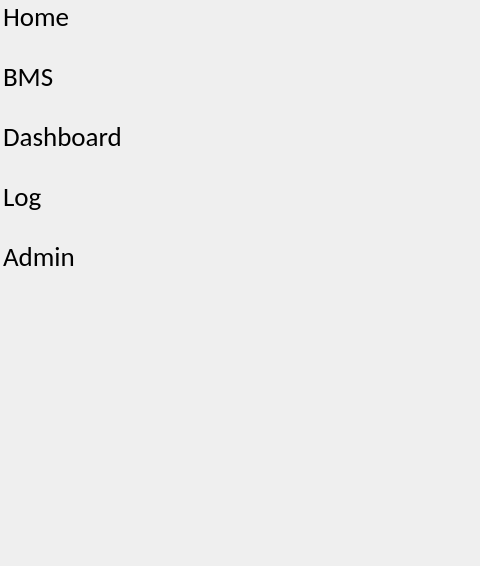
Above: static/MainWindow.ui from kuronaru/BuildingEnergyAnalyticsPlatform before the change; both pictures show x 0 to 480 and y 0 to 566 of the 1280 by 720 pixel window. Below: the same form after it.
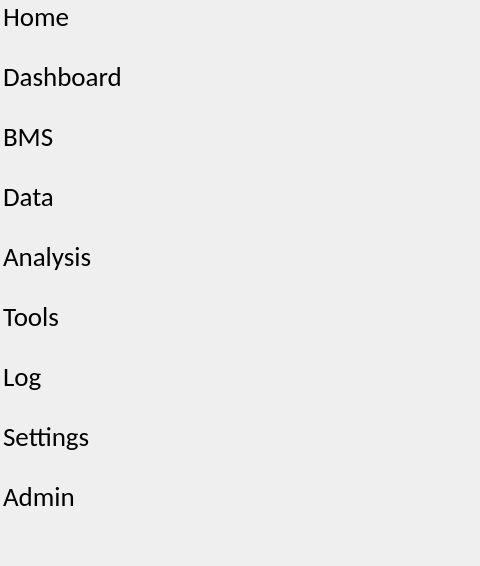
That is the form after the change. The open tabs and pages were chosen to show the change. Icons and pictures are not drawn.

What changed in the file:
```diff
--- a/static/MainWindow.ui
+++ b/static/MainWindow.ui
@@ -237,29 +237,7 @@
               <selectedon>:/icon/home_regular.png</selectedon>:/icon/home_regular.png</iconset>
             </property>
             <property name="flags">
-             <set>ItemIsSelectable|ItemIsDragEnabled|ItemIsEnabled</set>
-            </property>
-           </item>
-           <item>
-            <property name="text">
-             <string>BMS</string>
-            </property>
-            <property name="font">
-             <font>
-              <family>Calibri</family>
-              <pointsize>20</pointsize>
-              <weight>50</weight>
-              <bold>false</bold>
-             </font>
-            </property>
-            <property name="icon">
-             <iconset resource="icon.qrc">
-              <normaloff>:/icon/server_regular.png</normaloff>
-              <selectedoff>:/icon/server_solid.png</selectedoff>
-              <selectedon>:/icon/server_regular.png</selectedon>:/icon/server_regular.png</iconset>
-            </property>
-            <property name="flags">
-             <set>ItemIsSelectable|ItemIsDragEnabled|ItemIsEnabled</set>
+             <set>ItemIsSelectable|ItemIsEnabled</set>
             </property>
            </item>
            <item>
@@ -281,7 +259,87 @@
               <selectedon>:/icon/dashboard_regular.png</selectedon>:/icon/dashboard_regular.png</iconset>
             </property>
             <property name="flags">
-             <set>ItemIsSelectable|ItemIsDragEnabled|ItemIsEnabled</set>
+             <set>ItemIsSelectable|ItemIsEnabled</set>
+            </property>
+           </item>
+           <item>
+            <property name="text">
+             <string>BMS</string>
+            </property>
+            <property name="font">
+             <font>
+              <family>Calibri</family>
+              <pointsize>20</pointsize>
+              <weight>50</weight>
+              <bold>false</bold>
+             </font>
+            </property>
+            <property name="icon">
+             <iconset resource="icon.qrc">
+              <normaloff>:/icon/server_regular.png</normaloff>
+              <selectedoff>:/icon/server_solid.png</selectedoff>
+              <selectedon>:/icon/server_regular.png</selectedon>:/icon/server_regular.png</iconset>
+            </property>
+            <property name="flags">
+             <set>ItemIsSelectable|ItemIsEnabled</set>
+            </property>
+           </item>
+           <item>
+            <property name="text">
+             <string>Data</string>
+            </property>
+            <property name="font">
+             <font>
+              <family>Calibri</family>
+              <pointsize>20</pointsize>
+             </font>
+            </property>
+            <property name="icon">
+             <iconset resource="icon.qrc">
+              <normaloff>:/icon/database_regular.png</normaloff>
+              <selectedoff>:/icon/database_solid.png</selectedoff>
+              <selectedon>:/icon/database_regular.png</selectedon>:/icon/database_regular.png</iconset>
+            </property>
+            <property name="flags">
+             <set>ItemIsSelectable|ItemIsEnabled</set>
+            </property>
+           </item>
+           <item>
+            <property name="text">
+             <string>Analysis</string>
+            </property>
+            <property name="font">
+             <font>
+              <family>Calibri</family>
+              <pointsize>20</pointsize>
+             </font>
+            </property>
+            <property name="icon">
+             <iconset resource="icon.qrc">
+              <normaloff>:/icon/diagram_regular.png</normaloff>
+              <selectedoff>:/icon/diagram_solid.png</selectedoff>:/icon/diagram_regular.png</iconset>
+            </property>
+            <property name="flags">
+             <set>ItemIsSelectable|ItemIsEnabled</set>
+            </property>
+           </item>
+           <item>
+            <property name="text">
+             <string>Tools</string>
+            </property>
+            <property name="font">
+             <font>
+              <family>Calibri</family>
+              <pointsize>20</pointsize>
+             </font>
+            </property>
+            <property name="icon">
+             <iconset resource="icon.qrc">
+              <normaloff>:/icon/tools_regular.png</normaloff>
+              <selectedoff>:/icon/tools_solid.png</selectedoff>:/icon/tools_regular.png</iconset>
+            </property>
+            <property name="flags">
+             <set>ItemIsSelectable|ItemIsEnabled</set>
             </property>
            </item>
            <item>
@@ -303,7 +361,26 @@
               <selectedon>:/icon/log_regular.png</selectedon>:/icon/log_regular.png</iconset>
             </property>
             <property name="flags">
-             <set>ItemIsSelectable|ItemIsDragEnabled|ItemIsEnabled</set>
+             <set>ItemIsSelectable|ItemIsEnabled</set>
+            </property>
+           </item>
+           <item>
+            <property name="text">
+             <string>Settings</string>
+            </property>
+            <property name="font">
+             <font>
+              <family>Calibri</family>
+              <pointsize>20</pointsize>
+             </font>
+            </property>
+            <property name="icon">
+             <iconset resource="icon.qrc">
+              <normaloff>:/icon/setting_regular.png</normaloff>
+              <selectedoff>:/icon/settings_solid.png</selectedoff>:/icon/setting_regular.png</iconset>
+            </property>
+            <property name="flags">
+             <set>ItemIsSelectable|ItemIsEnabled</set>
             </property>
            </item>
            <item>
@@ -325,7 +402,7 @@
               <selectedon>:/icon/user_regular.png</selectedon>:/icon/user_regular.png</iconset>
             </property>
             <property name="flags">
-             <set>ItemIsSelectable|ItemIsDragEnabled|ItemIsEnabled</set>
+             <set>ItemIsSelectable|ItemIsEnabled</set>
             </property>
            </item>
           </widget>
```
Left out of the diff: 10 changed lines with no effect on the pictures.
